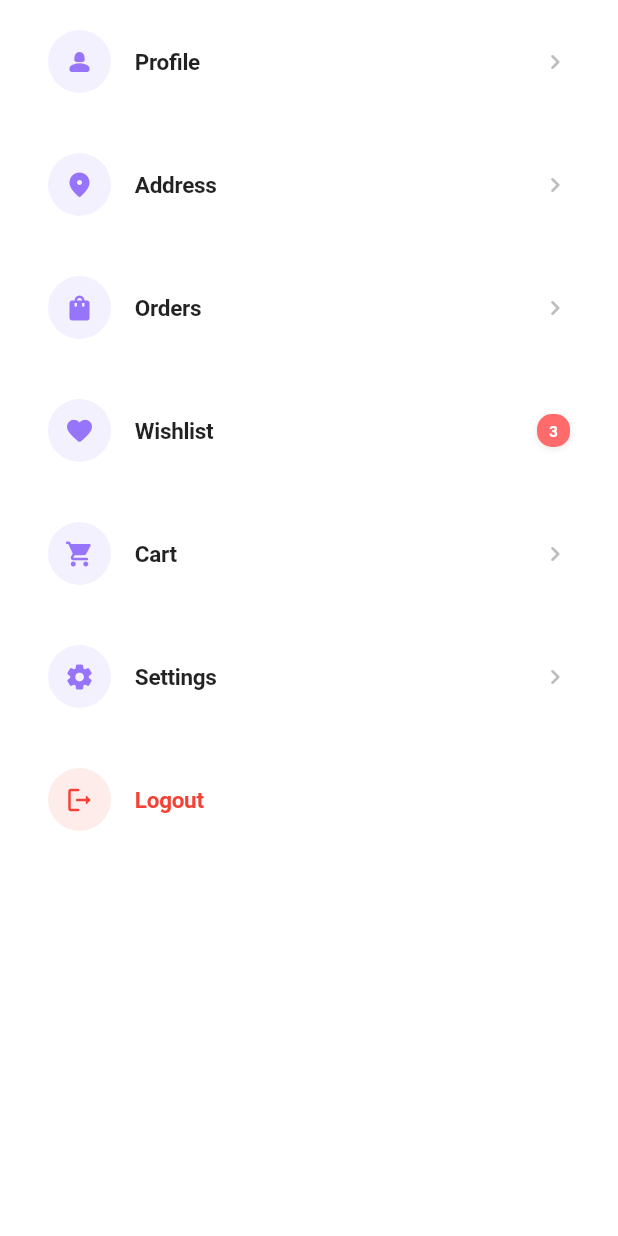
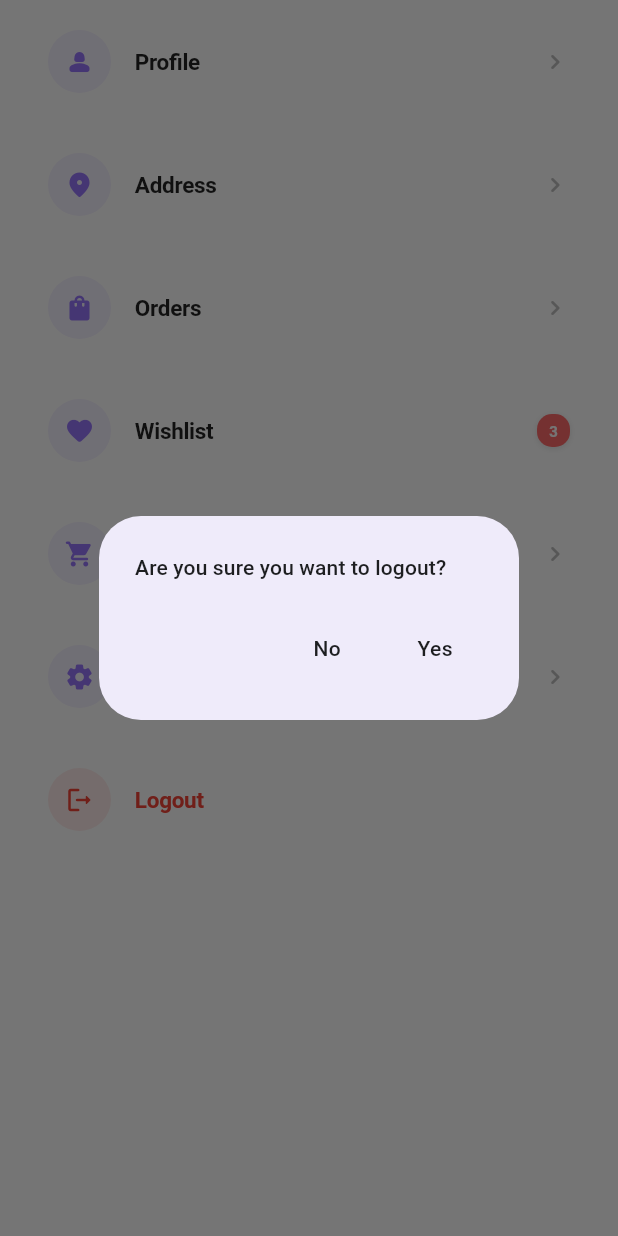
Before and after one commit to devsoheldas/Smart-Pharmacy, a Flutter app: the SideMenuTile widget shown alone on an empty page, opened directly, after a tap on "Logout", on a phone screen of 412 x 824 dp. Run offline on Flutter 3.47's test engine with Material 3 defaults, Android fonts, the light colour scheme and no system bars; our stand-ins replace cached_network_image, dio, email_validator, flutter_screenutil, flutter_svg, fluttertoast and 4 more; accounts and stored records are empty; network calls fail; project files that could hold a hidden picture were left out.

Commit message:
Logout functionality added

```diff
--- a/lib/feature/home/widgets/side_menu_tile.dart
+++ b/lib/feature/home/widgets/side_menu_tile.dart
@@ -1,4 +1,6 @@
 import 'package:flutter/material.dart';
+import '../../../core/constants/app_colors.dart';
+import '../../../core/constants/app_dimensions.dart';
 import '../../../core/services/navigation_service.dart';
 import '../../../routes/app_routes.dart';
 import '../../order/order_history_screen.dart';
@@ -119,6 +121,52 @@ class _SideMenuTileState extends State<SideMenuTile> {
           isLogout: true,
           onTap: () {
             print('Logout tapped');
+
+            showDialog(
+                context: context,
+                barrierDismissible: true,
+                builder: (context) {
+                  return AlertDialog(
+                    surfaceTintColor: AppColors.primaryColor,
+                    contentPadding: const EdgeInsets.symmetric(horizontal: 8, vertical: 8),
+                    title: Text("Are you sure you want to logout?", style:Theme.of(context).textTheme.titleSmall!.copyWith(color: AppColors.blackLight,fontWeight: FontWeight.w500)),
+                    actions: <Widget>[
+                      TextButton(
+                        onPressed: (){
+                          Navigator.pop(context);
+                        },
+                        child: Text(
+                          "No",
+                          style:Theme.of(context).textTheme.bodyMedium!.copyWith(color: AppColors.blackLight,fontWeight: FontWeight.w500)
+                        ),
+                      ),
+                      TextButton(
+                        onPressed: () async {
+                          try {
+                            await SharedPrefService.clearAuthData();
+                            NavigationService.pushNamedAndRemoveUntil(
+                              AppRoutes.loginScreen,
+                            );
+                          } catch (e, stackTrace) {
+                            if (context.mounted) {
+                              ScaffoldMessenger.of(context).showSnackBar(
+                                SnackBar(
+                                  content: Text(
+                                      "Logout failed. Please try again."),
+                                ),
+                              );
+                            }
+                          }
+                        },
+                        child: Text(
+                          "Yes",
+                            style:Theme.of(context).textTheme.bodyMedium!.copyWith(color: AppColors.blackLight,fontWeight: FontWeight.w500)
+                        ),
+                      ),
+                    ],
+                  );
+                },
+            );
           },
         ),
       ],
```
Also changed, not shown: lib/feature/profile/profile_screen.dart (+18 -4 lines).
